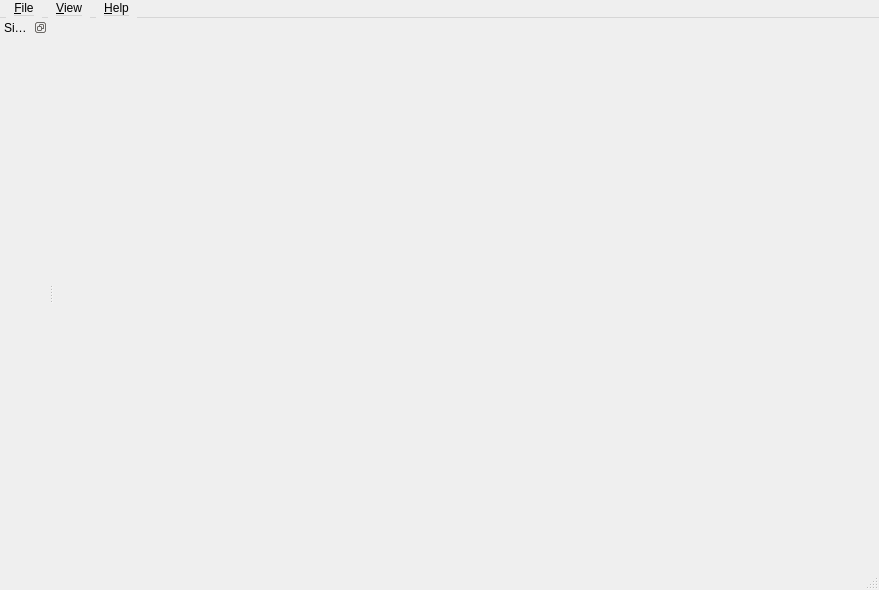
Old version of the form src/ui/main_window.ui in the repository thermeng/SciRender.
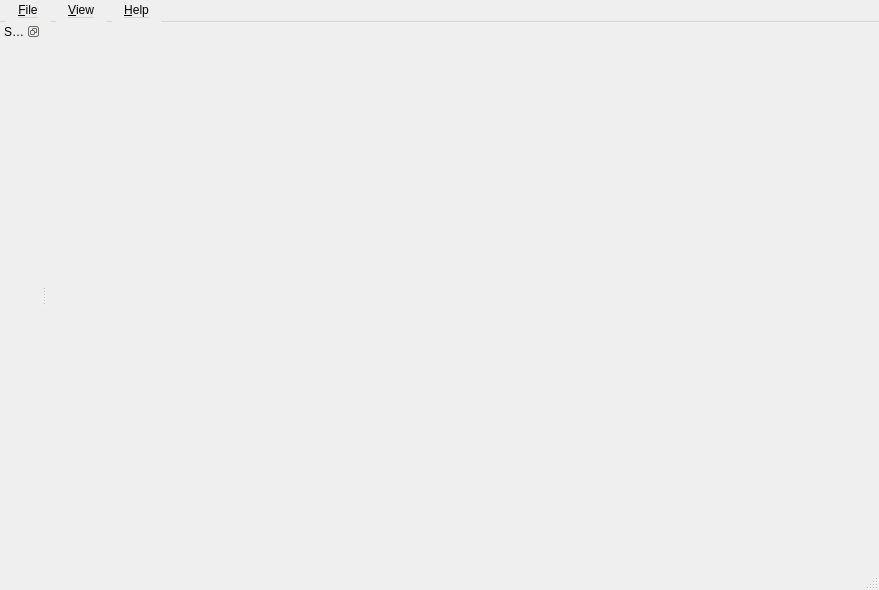
New version of the form.

Patch:
```diff
--- a/src/ui/main_window.ui
+++ b/src/ui/main_window.ui
@@ -50,22 +50,6 @@
      <property name="bottomMargin">
       <number>0</number>
      </property>
-     <item>
-      <widget class="QWidget" name="iconStrip" native="true">
-       <property name="minimumSize">
-        <size>
-         <width>48</width>
-         <height>0</height>
-        </size>
-       </property>
-       <property name="maximumSize">
-        <size>
-         <width>48</width>
-         <height>16777215</height>
-        </size>
-       </property>
-      </widget>
-     </item>
      <item>
       <widget class="QWidget" name="rightPanel" native="true"/>
      </item>
@@ -82,7 +66,7 @@
     </rect>
    </property>
    <property name="styleSheet">
-    <string>QMenuBar::item{padding:2px 8px;margin:0}QMenu::item{padding:4px 20px;font-size:12px}</string>
+     <string>QMenuBar::item{padding:4px 12px;margin:0}QMenuBar::item:selected{border-radius:4px}QMenu::item{padding:6px 24px 6px 28px;font-size:12px}QMenu::indicator{width:16px;height:16px;left:8px}</string>
    </property>
    <widget class="QMenu" name="menuFile">
     <property name="title">
```
Lines whose indentation alone changed are shown as unchanged.
